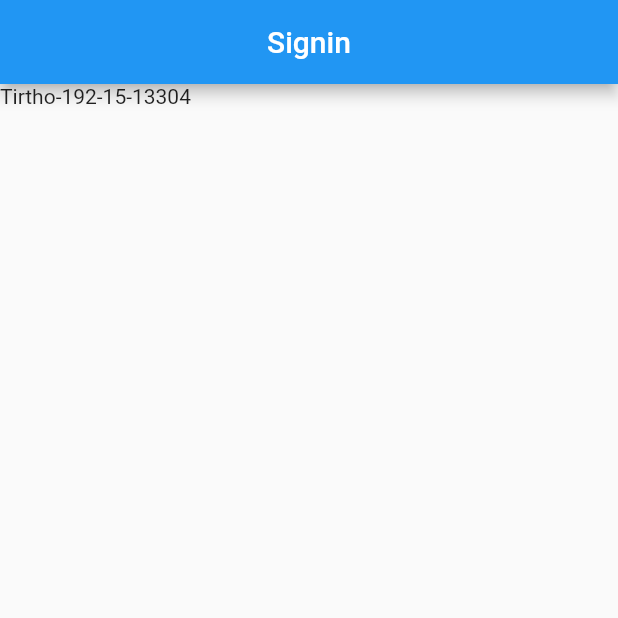
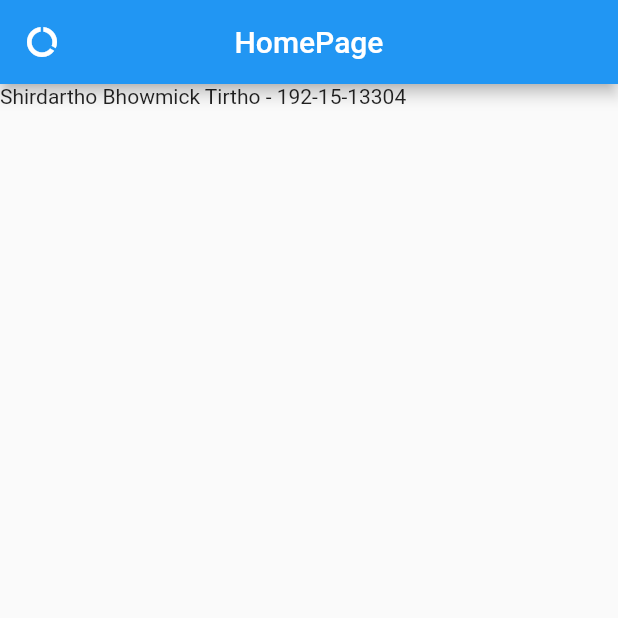
Before and after one commit to Tirtho304/FlutterPrac, a Flutter app: the screen it shows after launch, on a phone screen of 412 x 824 dp, the top half of it. Run offline on Flutter 3.47's test engine with Material 2 defaults, Android fonts, the phone set to English and light mode, and no system bars.

Commit message:
https://github.com/Tirtho304/FlutterPrac.git

```diff
--- a/lib/hakimi.dart
+++ b/lib/hakimi.dart
@@ -1,12 +1,5 @@
-// ignore: camel_case_types
 class hakimi{
- // ignore: non_constant_identifier_names
- late String Name;
- late String id;
-  // ignore: non_constant_identifier_names
-  hakimi(String Name,String id)
-  {
-    this.Name = Name;
-    this.id = id;
-  }
+  final String naMe;
+  final String iD;
+  hakimi( this.naMe, this.iD);
 }
--- a/lib/main.dart
+++ b/lib/main.dart
@@ -74,33 +74,54 @@ class _MyAppState extends State<MyApp> {
   @override
   Widget build(BuildContext context) {
     return MaterialApp(
-      home: HomePage(),
+      home: Homepage(),
+
     );
   }
 }
-class HomePage extends StatefulWidget {
-  const HomePage({ Key? key }) : super(key: key);
+
+class Homepage extends StatefulWidget {
+  const Homepage({ Key? key }) : super(key: key);
 
   @override
-  _HomePageState createState() => _HomePageState();
+  _HomepageState createState() => _HomepageState();
 }
 
-class _HomePageState extends State<HomePage> {
-  List <hakimi> ar = [
-   hakimi("Tirtho", "192-15-13304")
+class _HomepageState extends State<Homepage> {
+  List<hakimi> data = [
+    hakimi("Shirdartho Bhowmick Tirtho", "192-15-13304"),
   ];
+  Widget hakimiCard(hakimi)
+  {
+    return Card(
+      margin: EdgeInsets.fromLTRB(16, 16, 16, 0),
+      child: Padding(
+        padding: const EdgeInsets.all(12),
+        child: Column(
+          children: <Widget>[
+            Text(
+              hakimi.na
+            )
+          ],
+        ),
+
+      ),
+    );
+  }
   @override
   Widget build(BuildContext context) {
     return SafeArea(
       child: Scaffold(
-        appBar: AppBar(title: Text("Signin"),
-        centerTitle: true,
+        appBar: AppBar(
+          leading: Icon(Icons.data_saver_off),
+          title: Text("HomePage"),
+          centerTitle: true,
         ),
         body: Column(
-          children: ar.map((hakimi) => Text("${hakimi.Name}-${hakimi.id}")).toList(),
+          children: data.map((hakimi) =>
+             Text("${hakimi.naMe} - ${hakimi.iD}")).toList(),
         ),
       ),
-
     );
   }
 }
```
